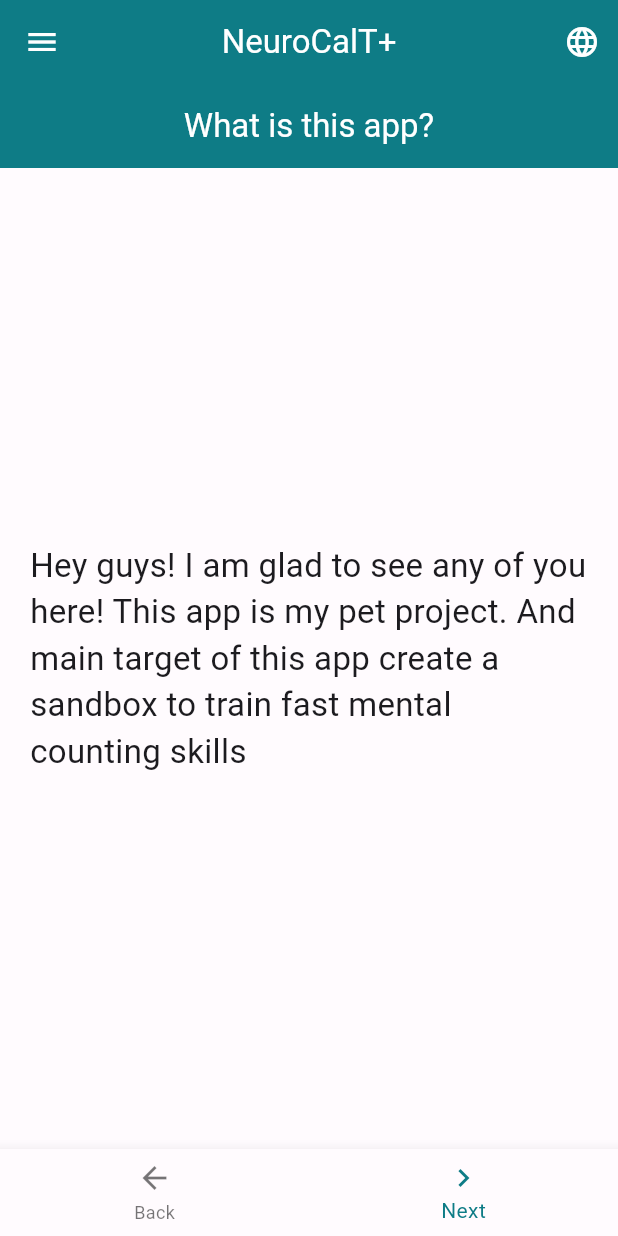
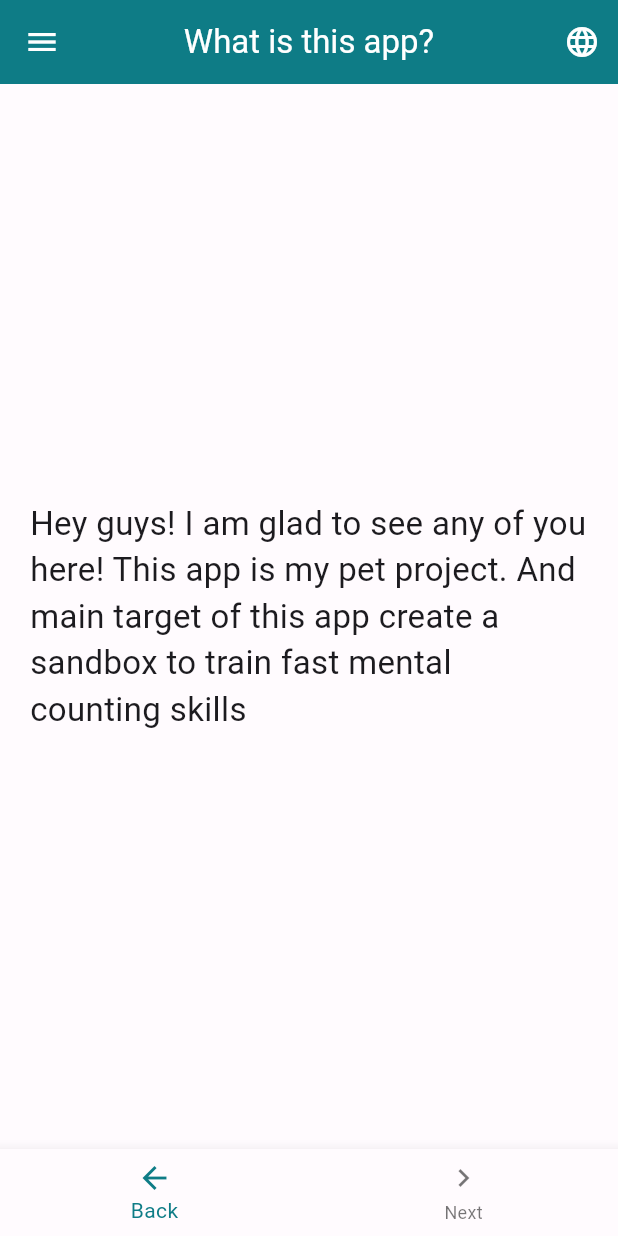
Before and after one commit to FrankMilvus/Trachtenberg-GREMA, a Flutter app: the screen it shows after launch, on a phone screen of 412 x 824 dp. Run offline on Flutter 3.47's test engine with Material 3 defaults, Android fonts, the phone set to English and light mode, and no system bars; our stand-ins replace flutter_native_splash, shared_preferences, wakelock_plus.

Commit message:
Refactor multiple screens by removing commented-out code and simplifying UI elements for improved clarity and maintainability

```diff
--- a/lib/views/Pages/default.dart
+++ b/lib/views/Pages/default.dart
@@ -1,23 +1,23 @@
-import 'package:flutter/material.dart';
-import 'package:trachtenberg_grema/l10n/app_localizations.dart';
+// import 'package:flutter/material.dart';
+// import 'package:trachtenberg_grema/l10n/app_localizations.dart';
 
-class HelloScreen extends StatelessWidget {
-  const HelloScreen({super.key});
+// class HelloScreen extends StatelessWidget {
+//   const HelloScreen({super.key});
 
-  @override
-  Widget build(BuildContext context) {
-    final l10n = AppLocalizations.of(context)!;
-    return Scaffold(
-      appBar: AppBar(
-        title: Text(l10n.whatIsThisApp),
-        centerTitle: true,
-        // leading: const BackWidget(page: KAppPages.home),
-      ),
+//   @override
+//   Widget build(BuildContext context) {
+//     final l10n = AppLocalizations.of(context)!;
+//     return Scaffold(
+//       appBar: AppBar(
+//         title: Text(l10n.whatIsThisApp),
+//         centerTitle: true,
+//         // leading: const BackWidget(page: KAppPages.home),
+//       ),
 
-      // floatingActionButton: const FabWidget(
-      //   page: KAppPages.oddsByFiveExplication,
-      // ),
-      body: Center(child: Text(l10n.hello)),
-    );
-  }
-}
+//       // floatingActionButton: const FabWidget(
+//       //   page: KAppPages.oddsByFiveExplication,
+//       // ),
+//       body: Center(child: Text(l10n.hello)),
+//     );
+//   }
+// }
--- a/lib/views/Pages/hello_screen.dart
+++ b/lib/views/Pages/hello_screen.dart
@@ -9,13 +9,9 @@ class HelloScreen extends StatelessWidget {
   @override
   Widget build(BuildContext context) {
     final l10n = AppLocalizations.of(context)!;
-    return Scaffold(
-      appBar: AppBar(title: Text(l10n.whatIsThisApp), centerTitle: true),
-      // floatingActionButton: const FabWidget(page: KAppPages.warmup),
-      body: Padding(
-        padding: const EdgeInsets.symmetric(horizontal: 20.0),
-        child: Center(child: Text(l10n.hello, style: KTextStyle.body(context))),
-      ),
+    return Padding(
+      padding: const EdgeInsets.symmetric(horizontal: 20.0),
+      child: Center(child: Text(l10n.hello, style: KTextStyle.body(context))),
     );
   }
 }
--- a/lib/views/widget_tree.dart
+++ b/lib/views/widget_tree.dart
@@ -22,12 +22,33 @@ final List<Widget> pages = [
 class WidgetTree extends StatelessWidget {
   const WidgetTree({super.key});
 
+  String _getPageTitle(AppLocalizations l10n, int selectedPage) {
+    switch (selectedPage) {
+      case 0:
+        return l10n.whatIsThisApp;
+      case 1:
+        return l10n.warmUp;
+      case 2:
+        return l10n.oddsByFive;
+      case 3:
+        return l10n.workout;
+      case 4:
+        return l10n.wantMoreTitle;
+      default:
+        return l10n.appTitle;
+    }
+  }
+
   @override
   Widget build(BuildContext context) {
     final l10n = AppLocalizations.of(context)!;
     return Scaffold(
       appBar: AppBar(
-        title: Text(l10n.appTitle),
+        title: Consumer<AppProvider>(
+          builder: (context, appProvider, _) {
+            return Text(_getPageTitle(l10n, appProvider.selectedPage));
+          },
+        ),
         centerTitle: true,
         actions: [
           Consumer<AppProvider>(
@@ -56,7 +77,7 @@ class WidgetTree extends StatelessWidget {
       bottomNavigationBar: Consumer<AppProvider>(
         builder: (context, appProvider, _) {
           return NavbarWidget(
-            currentIndex: 1,
+            currentIndex: 0,
             onTap: (index) {
               final currentPage = appProvider.selectedPage;
               final lastPageIndex = pages.length - 1;
@@ -68,9 +89,6 @@ class WidgetTree extends StatelessWidget {
                   }
                   break;
                 case 1:
-                  appProvider.setPage(1);
-                  break;
-                case 2:
                   if (currentPage < lastPageIndex) {
                     appProvider.setPage(currentPage + 1);
                   }
--- a/lib/widgets/nav_bar.dart
+++ b/lib/widgets/nav_bar.dart
@@ -22,10 +22,7 @@ class NavbarWidget extends StatelessWidget {
           icon: const Icon(Icons.arrow_back),
           label: l10n.back,
         ),
-        // BottomNavigationBarItem(
-        //   icon: const Icon(Icons.flash_on),
-        //   label: l10n.warmUp,
-        // ),
+
         BottomNavigationBarItem(
           icon: const Icon(Icons.navigate_next),
           label: l10n.next,
```
Also changed, not shown: lib/views/Pages/odds_by_five.dart (+6 -14 lines), lib/views/Pages/odds_by_five_workout.dart (+1 -11 lines), lib/views/Pages/want_more.dart (+4 -14 lines), lib/views/Pages/warmup.dart (+1 -15 lines).
